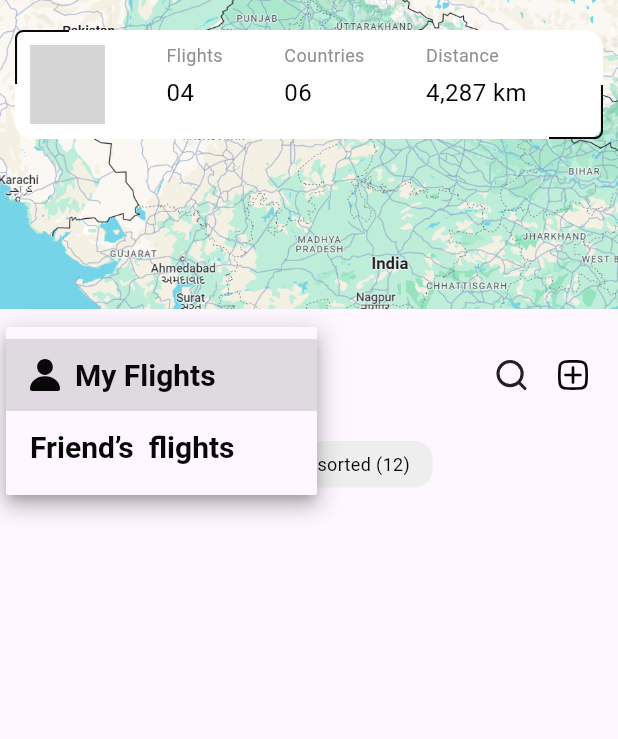
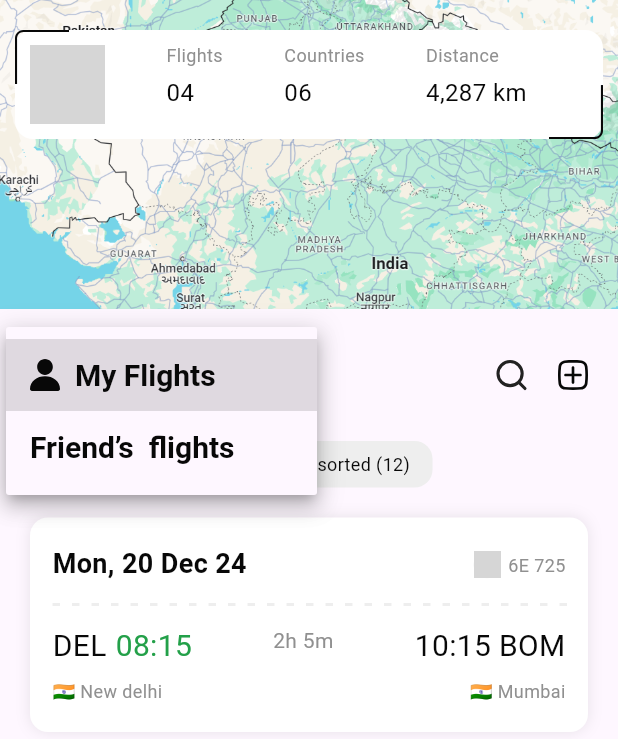
Before and after one commit to AdityaMotale/flight_booking_app_ui_demo, a Flutter app: the screen it shows after launch, after a tap on "My Flights", on a phone screen of 412 x 824 dp. Shown: the top 739 px of the screen. Run offline on Flutter 3.47's test engine with Material 3 defaults, Android fonts, the phone set to English and light mode, and no system bars; our stand-ins replace flutter_svg; missing offline and left inert: ecko; network calls fail; Roboto replaces fonts that are missing (UberMove); grey boxes are pictures that could not be loaded.

Commit message:
completed flight details card widget

```diff
--- a/lib/views/Profile/profile.view.dart
+++ b/lib/views/Profile/profile.view.dart
@@ -1,3 +1,4 @@
+import 'package:flight_booking_app/views/Profile/widgets/flight_details_card.widget.profile.dart';
 import 'package:flutter/material.dart';
 
 import 'widgets/header_card.widgets.profile.dart';
@@ -21,7 +22,7 @@ class ProfileView extends StatelessWidget {
                   children: [
                     UsersFlightsWidgetProfile(),
                     SizedBox(height: 20),
-
+                    FlightDetailsCardWidgetProfile(),
                     SizedBox(height: 20),
                   ],
                 ),
--- /dev/null
+++ b/lib/views/Profile/widgets/flight_details_card.widget.profile.dart
@@ -0,0 +1,175 @@
+import 'package:flutter/material.dart';
+import 'package:flutter_svg/flutter_svg.dart';
+
+import '../../../design/design_colors.dart';
+
+class FlightDetailsCardWidgetProfile extends StatelessWidget {
+  const FlightDetailsCardWidgetProfile({Key? key}) : super(key: key);
+
+  @override
+  Widget build(BuildContext context) {
+    return Container(
+      width: MediaQuery.of(context).size.width,
+      padding: const EdgeInsets.symmetric(
+        horizontal: 15,
+        vertical: 20,
+      ),
+      decoration: BoxDecoration(
+        color: Colors.white,
+        borderRadius: BorderRadius.circular(12),
+        boxShadow: const [
+          BoxShadow(
+            color: Color.fromRGBO(0, 0, 0, 0.09),
+            blurRadius: 8.0,
+            spreadRadius: 0.0,
+            offset: Offset(0.0, 0.0),
+          ),
+        ],
+      ),
+      child: Column(
+        children: [
+          Row(
+            children: [
+              const Text(
+                "Mon, 20 Dec 24",
+                style: TextStyle(
+                  fontSize: 18,
+                  fontWeight: FontWeight.w600,
+                  color: UDesignColors.primary,
+                  height: 1.25,
+                ),
+              ),
+              const Expanded(child: SizedBox()),
+              ClipRRect(
+                borderRadius: BorderRadius.circular(50),
+                child: SvgPicture.asset(
+                  "assets/icons/indigo_logo.svg",
+                  height: 18,
+                  fit: BoxFit.contain,
+                ),
+              ),
+              const SizedBox(width: 5),
+              const Text(
+                "6E 725",
+                style: TextStyle(
+                  fontSize: 12,
+                  color: UDesignColors.secondary,
+                  height: 1.25,
+                ),
+              ),
+            ],
+          ),
+          const SizedBox(height: 15),
+          SizedBox(
+            width: MediaQuery.of(context).size.width,
+            child: CustomPaint(
+              painter: CustomDashedBorderPainter(),
+            ),
+          ),
+          const SizedBox(height: 15),
+          const Row(
+            crossAxisAlignment: CrossAxisAlignment.start,
+            mainAxisAlignment: MainAxisAlignment.spaceBetween,
+            children: [
+              Column(
+                crossAxisAlignment: CrossAxisAlignment.start,
+                children: [
+                  Row(
+                    children: [
+                      Text(
+                        "DEL",
+                        style: TextStyle(
+                          fontSize: 20,
+                          color: UDesignColors.primary,
+                          height: 1.25,
+                        ),
+                      ),
+                      SizedBox(width: 6),
+                      Text(
+                        "08:15",
+                        style: TextStyle(
+                          fontSize: 20,
+                          color: Color(0xFF23A049),
+                          height: 1.25,
+                        ),
+                      ),
+                    ],
+                  ),
+                  SizedBox(height: 10),
+                  Text(
+                    "🇮🇳 New delhi",
+                    style: TextStyle(
+                      fontSize: 12,
+                      color: UDesignColors.secondary,
+                      height: 1.25,
+                    ),
+                  ),
+                ],
+              ),
+              Text(
+                "2h 5m",
+                style: TextStyle(
+                  fontSize: 14,
+                  color: UDesignColors.secondary,
+                  height: 1.25,
+                ),
+              ),
+              Column(
+                crossAxisAlignment: CrossAxisAlignment.end,
+                children: [
+                  Text(
+                    "10:15 BOM",
+                    style: TextStyle(
+                      fontSize: 20,
+                      color: UDesignColors.primary,
+                      height: 1.25,
+                    ),
+                  ),
+                  SizedBox(height: 10),
+                  Text(
+                    "🇮🇳 Mumbai",
+                    style: TextStyle(
+                      fontSize: 12,
+                      color: UDesignColors.secondary,
+                      height: 1.25,
+                    ),
+                  ),
+                ],
+              ),
+            ],
+          ),
+        ],
+      ),
+    );
+  }
+}
+
+class CustomDashedBorderPainter extends CustomPainter {
+  @override
+  void paint(Canvas canvas, Size size) {
+    Paint paint = Paint()
+      ..color = UDesignColors.border
+      ..style = PaintingStyle.stroke
+      ..strokeWidth = 2;
+
+    const double dashWidth = 5.0;
+    const double dashSpace = 1.5;
+    const double startY = 0.0;
+
+    double currentX = 0.0;
+    bool drawDash = true;
+    while (currentX < size.width) {
+      if (drawDash) {
+        canvas.drawLine(Offset(currentX, startY),
+            Offset(currentX + dashWidth, startY), paint);
+      }
+      currentX += dashWidth + dashSpace;
+      drawDash = !drawDash;
+    }
+  }
+
+  @override
+  bool shouldRepaint(covariant CustomPainter oldDelegate) {
+    return false;
+  }
+}
```
